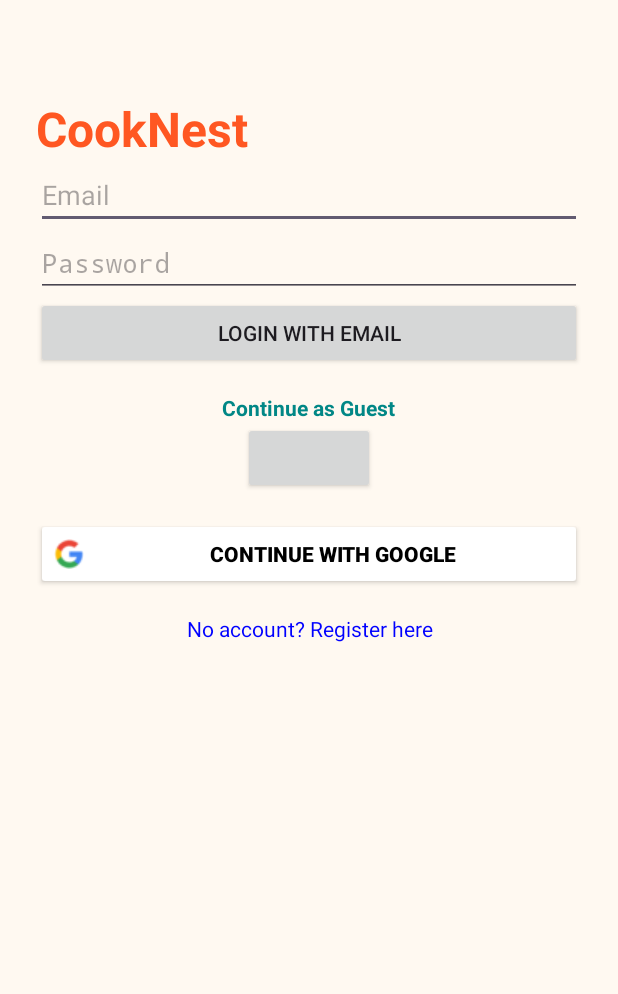
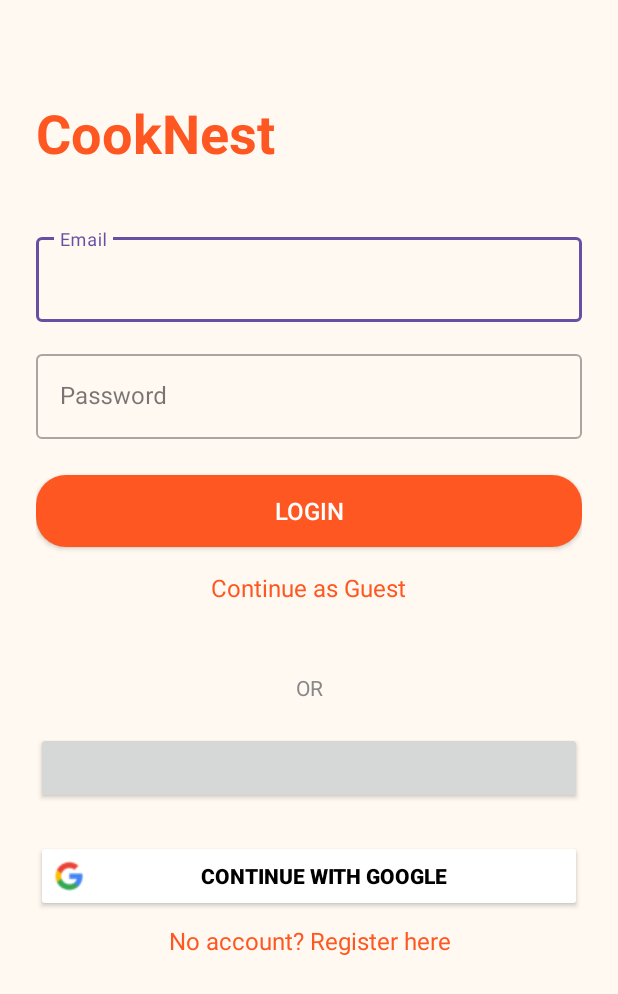
Before and after one commit to ahmmedadly/CookNest, an Android app: the screen it shows after launch (LoginActivity), on a phone screen of 412 x 824 dp. Shown: the top 994 px of the screen. Run offline under Robolectric (Android 15) with nearby library versions, the phone set to English and light mode, and no system bars; our stand-ins replace Firebase (no records; nobody signed in at launch, a user with empty details on screens opened directly); libraries missing offline, so code that uses them is left out: com.facebook, com.facebook.appevents, com.facebook.login; plain views replace LoginButton; 7 statements that could not run were skipped.

Commit message:
Added the Bottom Navigation Menu Also Fix--> Check user authentication on app start to skip login screen if already logged in

```diff
--- a/app/build.gradle.kts
+++ b/app/build.gradle.kts
@@ -56,7 +56,8 @@ dependencies {
     annotationProcessor ("androidx.room:room-compiler:2.7.0")
     implementation("com.google.firebase:firebase-auth:22.3.1")
     implementation("com.firebaseui:firebase-ui-auth:9.0.0")
-    implementation ("com.google.android.material:material:1.5.0")
+    implementation ("com.google.android.material:material:1.6.0")
+    implementation ("androidx.core:core:1.6.0")
     // 🔹 Facebook SDK
     implementation("com.facebook.android:facebook-login:16.3.0")
     implementation("com.facebook.android:facebook-android-sdk:latest.release")
--- a/app/src/main/java/com/example/cooknest/view/LoginActivity.java
+++ b/app/src/main/java/com/example/cooknest/view/LoginActivity.java
@@ -8,7 +8,6 @@ import android.widget.Button;
 import android.widget.EditText;
 import android.widget.TextView;
 import android.widget.Toast;
-import androidx.annotation.NonNull;
 import com.example.cooknest.R;
 import com.facebook.AccessToken;
 import com.facebook.CallbackManager;
@@ -23,15 +22,12 @@ import com.google.android.gms.auth.api.signin.GoogleSignInAccount;
 import com.google.android.gms.auth.api.signin.GoogleSignInClient;
 import com.google.android.gms.auth.api.signin.GoogleSignInOptions;
 import com.google.android.gms.common.api.ApiException;
-import com.google.android.gms.tasks.OnCompleteListener;
 import com.google.android.gms.tasks.Task;
 import com.google.firebase.auth.AuthCredential;
-import com.google.firebase.auth.AuthResult;
 import com.google.firebase.auth.FacebookAuthProvider;
 import com.google.firebase.auth.FirebaseAuth;
 import com.google.firebase.auth.FirebaseUser;
 import com.google.firebase.auth.GoogleAuthProvider;
-
 
 public class LoginActivity extends Activity {
     private EditText email, password;
@@ -53,7 +49,7 @@ public class LoginActivity extends Activity {
         LoginButton facebookLoginButton = findViewById(R.id.buttonFacebookLogin);
         facebookLoginButton.setReadPermissions("email", "public_profile");
         GoogleSignInOptions gso = new GoogleSignInOptions.Builder(GoogleSignInOptions.DEFAULT_SIGN_IN)
-                .requestIdToken(getString(R.string.default_web_client_id)) // From Firebase project settings
+                .requestIdToken(getString(R.string.default_web_client_id))
                 .requestEmail()
                 .build();
 
@@ -99,9 +95,9 @@ public class LoginActivity extends Activity {
             public void onClick(View view) {
                 Toast.makeText(LoginActivity.this, "You logged in as Guest", Toast.LENGTH_SHORT).show();
 
-                // Redirect to Guest Home Activity
-                Intent intent = new Intent(LoginActivity.this, GuestHomeActivity.class);
-                //TODO : hna b2a Start Implement el Activity elle b3daha el GuestHomeActivity lel app
+                // Redirect to  Home Activity
+                Intent intent = new Intent(LoginActivity.this, MainActivity.class);
+                //TODO : hna b2a Start Implement el Activity elle b3daha el hya main bardo mesh guest bs close some features lel app
                 startActivity(intent);
                 finish();
             }
@@ -162,7 +158,16 @@ public class LoginActivity extends Activity {
                     }
                 });
     }
-
+    @Override
+    protected void onStart() {
+        super.onStart();
+        FirebaseUser user = FirebaseAuth.getInstance().getCurrentUser();
+        if (user != null) {
+            Intent intent = new Intent(LoginActivity.this, MainActivity.class);
+            startActivity(intent);
+            finish();
+        }
+    }
     private void loginUser() {
         String userEmail = email.getText().toString().trim();
         String userPassword = password.getText().toString().trim();
@@ -175,6 +180,8 @@ public class LoginActivity extends Activity {
                 .addOnCompleteListener(task -> {
                     if (task.isSuccessful()) {
                         Toast.makeText(this, "Login Success", Toast.LENGTH_SHORT).show();
+                        startActivity(new Intent(LoginActivity.this, MainActivity.class));
+                        finish();
                         //TODO: hna b2a Start el Activity elle b3daha el MainActivity lel app
 
                     } else {
--- /dev/null
+++ b/app/src/main/res/drawable/baseline_home_24.xml
@@ -0,0 +1,5 @@
+<vector xmlns:android="http://schemas.android.com/apk/res/android" android:alpha="0.94" android:height="24dp" android:tint="#000000" android:viewportHeight="24" android:viewportWidth="24" android:width="24dp">
+
+    <path android:fillColor="@android:color/white" android:pathData="M10,20v-6h4v6h5v-8h3L12,3 2,12h3v8z"/>
+
+</vector>
--- /dev/null
+++ b/app/src/main/res/drawable/rounded_button.xml
@@ -0,0 +1,5 @@
+<?xml version="1.0" encoding="utf-8"?>
+<shape xmlns:android="http://schemas.android.com/apk/res/android">
+    <solid android:color="#FF5722"/> <!-- orange button -->
+    <corners android:radius="20dp"/>
+</shape>
--- a/app/src/main/res/layout/activity_login.xml
+++ b/app/src/main/res/layout/activity_login.xml
@@ -12,68 +12,94 @@
         android:layout_width="wrap_content"
         android:layout_height="wrap_content"
         android:text="CookNest"
-        android:textSize="32sp"
+        android:textSize="36sp"
         android:textStyle="bold"
         android:textColor="#FF5722"
-        android:layout_marginTop="40dp"/>
-<!-- Email Input -->
-    <EditText
-        android:id="@+id/editTextEmail"
+        android:layout_marginTop="40dp"
+        android:layout_marginBottom="40dp"/>
+<!-- Email Input improved styling-->
+    <com.google.android.material.textfield.TextInputLayout
         android:layout_width="match_parent"
         android:layout_height="wrap_content"
-        android:hint="Email"/>
-<!-- Password Input -->
-    <EditText
-        android:id="@+id/editTextPassword"
+        android:layout_marginBottom="16dp"
+        style="@style/Widget.MaterialComponents.TextInputLayout.OutlinedBox"
+        android:hint="Email">
+        <com.google.android.material.textfield.TextInputEditText
+            android:id="@+id/editTextEmail"
+            android:layout_width="match_parent"
+            android:layout_height="wrap_content"/>
+    </com.google.android.material.textfield.TextInputLayout>
+    <!-- Password Input improved styling -->
+    <com.google.android.material.textfield.TextInputLayout
         android:layout_width="match_parent"
         android:layout_height="wrap_content"
-        android:hint="Password"
-        android:inputType="textPassword"/>
+        android:layout_marginBottom="24dp"
+        style="@style/Widget.MaterialComponents.TextInputLayout.OutlinedBox"
+        android:hint="Password">
+        <com.google.android.material.textfield.TextInputEditText
+            android:id="@+id/editTextPassword"
+            android:layout_width="match_parent"
+            android:layout_height="wrap_content"
+            android:inputType="textPassword"/>
+    </com.google.android.material.textfield.TextInputLayout>
 <!-- Login Button -->
     <Button
         android:id="@+id/buttonLogin"
         android:layout_width="match_parent"
-        android:layout_height="wrap_content"
-        android:text="Login with Email" />
+        android:layout_height="48dp"
+        android:textSize="16sp"
+        android:backgroundTint="#FF5722"
+        android:textColor="@android:color/white"
+        android:text="Login"
+        android:background="@drawable/rounded_button"/>
 <!-- Guest Login Button -->
     <TextView
         android:id="@+id/btnGuestLogin"
         android:layout_width="wrap_content"
-        android:layout_height="wrap_content"
+        android:layout_height="48dp"
         android:text="Continue as Guest"
-        android:textColor="@color/teal"
-        android:textStyle="bold"
+        android:textColor="#FF5722"
+        android:textSize="16sp"
         android:layout_gravity="center_horizontal"
         android:paddingTop="16dp"
         android:clickable="true"
-        android:focusable="true" />
+        android:focusable="true"
+        android:layout_marginBottom="16dp"/>
+    <!-- OR (The Page Divider) -->
+    <TextView
+        android:layout_width="match_parent"
+        android:layout_height="wrap_content"
+        android:text="OR"
+        android:padding="12dp"
+        android:textAlignment="center"
+        android:textColor="#888"
+        android:layout_marginVertical="8dp"/>
 <!-- Facebook Login Button -->
     <com.facebook.login.widget.LoginButton
         android:id="@+id/buttonFacebookLogin"
-        android:layout_width="wrap_content"
+        android:layout_width="match_parent"
         android:layout_height="wrap_content"
+        android:layout_marginBottom="24dp"
         android:layout_gravity="center_horizontal" />
 <!-- Google Login Button -->
     <Button
         android:id="@+id/btnGoogleCustom"
         android:layout_width="match_parent"
         android:layout_height="wrap_content"
+        android:layout_gravity="center_horizontal"
+        android:backgroundTint="@color/white"
+        android:drawableStart="@drawable/ic_google_logo"
         android:text="Continue with Google"
-        android:drawableStart="@drawable/ic_google_logo"
-        android:padding="12dp"
-        android:backgroundTint="@color/white"
         android:textColor="@color/black"
-        android:textStyle="bold"
-        android:drawablePadding="12dp"
-        android:layout_marginTop="16dp"
-        android:layout_gravity="center_horizontal"/>
-<!-- Redirect to Register  -->
+        android:textStyle="bold" />
+    <!-- Redirect to Register  -->
     <TextView
         android:id="@+id/textRegister"
         android:layout_width="match_parent"
         android:layout_height="wrap_content"
+        android:layout_marginTop="8dp"
         android:text="No account? Register here"
         android:textAlignment="center"
-        android:textColor="#0000FF"
-        android:paddingTop="16dp"/>
+        android:textColor="#FF5722"
+        android:textSize="16sp" />
 </LinearLayout>
--- a/app/src/main/res/values/colors.xml
+++ b/app/src/main/res/values/colors.xml
@@ -6,5 +6,6 @@
     <color name="remove_color">#F44336</color> <!-- Red -->
     <color name="disabled_color">#9E9E9E</color> <!-- Gray -->
     <color name="teal">#018786</color>
-
+    <color name="nav_selected">#FF5722</color> <!-- Orange -->
+    <color name="nav_unselected">#757575</color> <!-- Gray -->
 </resources>
```
Also changed, not shown: app/src/main/java/com/example/cooknest/view/GuestHomeActivity.java (+2 -7 lines), app/src/main/java/com/example/cooknest/view/MainActivity.java (+38 -11 lines), app/src/main/res/layout/activity_guest_home.xml (deleted, +0 -10 lines), app/src/main/res/layout/activity_main.xml (+61 -7 lines), app/src/main/res/menu/bottom_nav_menu.xml (added, +23 -0 lines), app/src/main/res/drawable/burger.jpeg (added).
